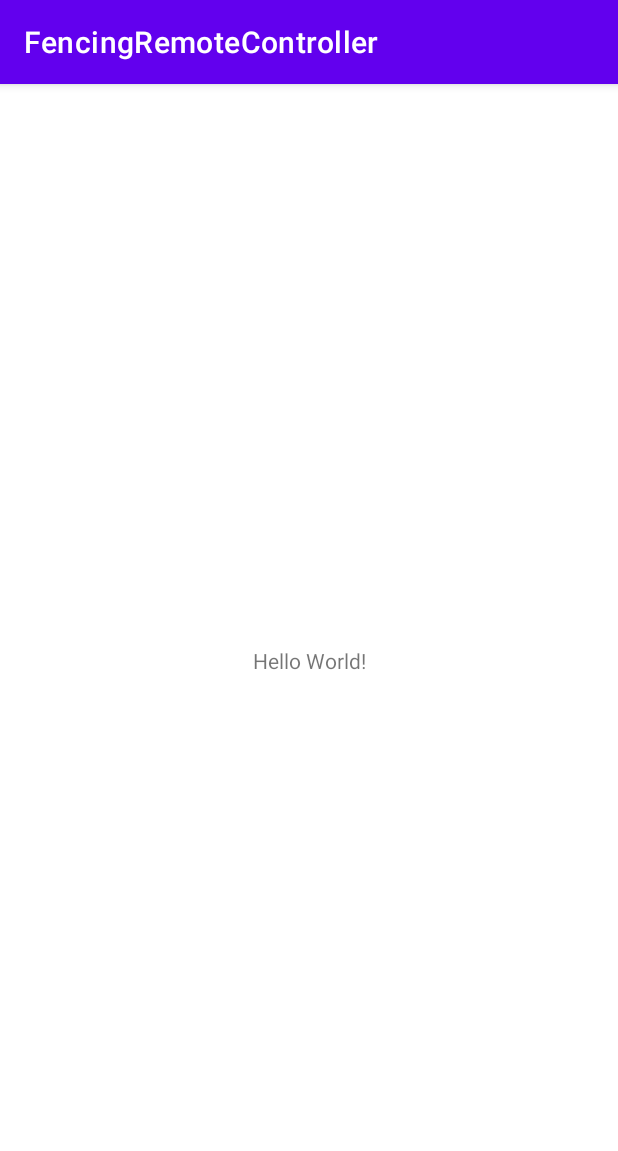
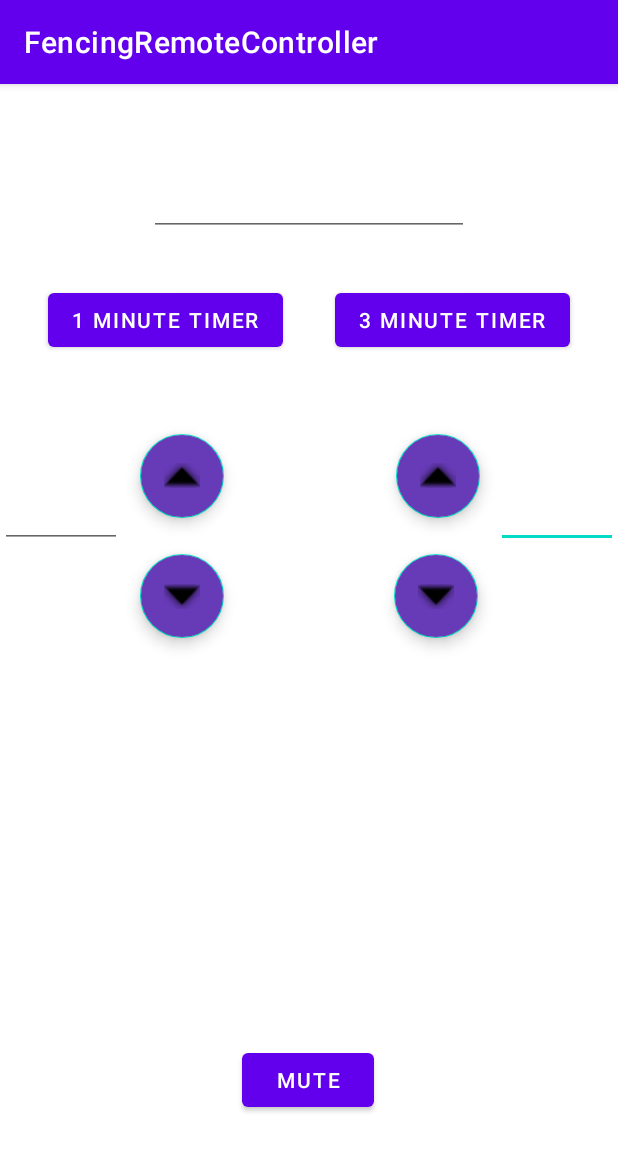
Before and after one commit to konnor-s/FencingScoringDevice, an Android app: the screen it shows after launch (MainActivity), on a phone screen of 412 x 824 dp. Shown: the top 1151 px of the screen. Run offline under Robolectric (Android 15) with nearby library versions, the light colour scheme and no system bars.

Commit message:
Adding random buttons

```diff
--- a/FencingRemoteController/app/src/main/res/layout/activity_main.xml
+++ b/FencingRemoteController/app/src/main/res/layout/activity_main.xml
@@ -6,13 +6,126 @@
     android:layout_height="match_parent"
     tools:context=".MainActivity">
 
-    <TextView
+    <EditText
+        android:id="@+id/number2"
+        android:layout_width="81dp"
+        android:layout_height="36dp"
+        android:layout_marginTop="81dp"
+        android:layout_marginBottom="448dp"
+        android:ems="10"
+        android:inputType="number"
+        app:layout_constraintBottom_toBottomOf="parent"
+        app:layout_constraintEnd_toEndOf="parent"
+        app:layout_constraintTop_toBottomOf="@+id/timer3" />
+
+    <com.google.android.material.floatingactionbutton.FloatingActionButton
+        android:id="@+id/floatingActionButton3"
         android:layout_width="wrap_content"
         android:layout_height="wrap_content"
-        android:text="Hello World!"
+        android:layout_marginStart="115dp"
+        android:layout_marginTop="52dp"
+        android:layout_marginEnd="12dp"
+        android:backgroundTint="#673AB7"
+        android:clickable="true"
+        app:layout_constraintEnd_toStartOf="@+id/number2"
+        app:layout_constraintStart_toEndOf="@+id/floatingActionButton2"
+        app:layout_constraintTop_toBottomOf="@+id/timer3"
+        app:srcCompat="@android:drawable/arrow_up_float" />
+
+    <Button
+        android:id="@+id/Mute"
+        android:layout_width="wrap_content"
+        android:layout_height="wrap_content"
+        android:layout_marginStart="162dp"
+        android:layout_marginEnd="163dp"
+        android:layout_marginBottom="80dp"
+        android:text="@string/mute"
         app:layout_constraintBottom_toBottomOf="parent"
-        app:layout_constraintLeft_toLeftOf="parent"
-        app:layout_constraintRight_toRightOf="parent"
+        app:layout_constraintEnd_toEndOf="parent"
+        app:layout_constraintStart_toStartOf="parent" />
+
+    <com.google.android.material.floatingactionbutton.FloatingActionButton
+        android:id="@+id/floatingActionButton5"
+        android:layout_width="wrap_content"
+        android:layout_height="wrap_content"
+        android:layout_marginStart="80dp"
+        android:layout_marginTop="24dp"
+        android:layout_marginEnd="10dp"
+        android:backgroundTint="#673AB7"
+        android:clickable="true"
+        app:layout_constraintEnd_toStartOf="@+id/number2"
+        app:layout_constraintHorizontal_bias="0.945"
+        app:layout_constraintStart_toEndOf="@+id/floatingActionButton4"
+        app:layout_constraintTop_toBottomOf="@+id/floatingActionButton3"
+        app:srcCompat="@android:drawable/arrow_down_float" />
+
+    <com.google.android.material.floatingactionbutton.FloatingActionButton
+        android:id="@+id/floatingActionButton2"
+        android:layout_width="wrap_content"
+        android:layout_height="wrap_content"
+        android:layout_marginStart="12dp"
+        android:layout_marginTop="52dp"
+        android:backgroundTint="#673AB7"
+        android:clickable="true"
+        app:layout_constraintStart_toEndOf="@+id/number1"
+        app:layout_constraintTop_toBottomOf="@+id/button1"
+        app:srcCompat="@android:drawable/arrow_up_float" />
+
+    <com.google.android.material.floatingactionbutton.FloatingActionButton
+        android:id="@+id/floatingActionButton4"
+        android:layout_width="wrap_content"
+        android:layout_height="wrap_content"
+        android:layout_marginStart="12dp"
+        android:layout_marginTop="24dp"
+        android:backgroundTint="#673AB7"
+        android:clickable="true"
+        app:layout_constraintStart_toEndOf="@+id/number1"
+        app:layout_constraintTop_toBottomOf="@+id/floatingActionButton2"
+        app:srcCompat="@android:drawable/arrow_down_float" />
+
+    <EditText
+        android:id="@+id/editTextTime"
+        android:layout_width="wrap_content"
+        android:layout_height="wrap_content"
+        android:layout_marginStart="101dp"
+        android:layout_marginTop="56dp"
+        android:layout_marginEnd="102dp"
+        android:ems="10"
+        android:inputType="time"
+        app:layout_constraintEnd_toEndOf="parent"
+        app:layout_constraintStart_toStartOf="parent"
         app:layout_constraintTop_toTopOf="parent" />
 
+    <Button
+        android:id="@+id/button1"
+        android:layout_width="wrap_content"
+        android:layout_height="wrap_content"
+        android:layout_marginStart="32dp"
+        android:layout_marginTop="32dp"
+        android:text="@string/timer1"
+        app:layout_constraintStart_toStartOf="parent"
+        app:layout_constraintTop_toBottomOf="@+id/editTextTime" />
+
+    <Button
+        android:id="@+id/timer3"
+        android:layout_width="wrap_content"
+        android:layout_height="wrap_content"
+        android:layout_marginTop="32dp"
+        android:layout_marginEnd="32dp"
+        android:text="@string/timer3"
+        app:layout_constraintEnd_toEndOf="parent"
+        app:layout_constraintTop_toBottomOf="@+id/editTextTime" />
+
+    <EditText
+        android:id="@+id/number1"
+        android:layout_width="81dp"
+        android:layout_height="36dp"
+        android:layout_marginTop="81dp"
+        android:layout_marginBottom="448dp"
+        android:ems="10"
+        android:inputType="number"
+        app:layout_constraintBottom_toBottomOf="parent"
+        app:layout_constraintStart_toStartOf="parent"
+        app:layout_constraintTop_toBottomOf="@+id/button1" />
+
 </androidx.constraintlayout.widget.ConstraintLayout>
--- a/FencingRemoteController/app/src/main/res/values/strings.xml
+++ b/FencingRemoteController/app/src/main/res/values/strings.xml
@@ -1,3 +1,6 @@
 <resources>
     <string name="app_name">FencingRemoteController</string>
+    <string name="mute">Mute</string>
+    <string name="timer1">1 Minute Timer</string>
+    <string name="timer3">3 Minute Timer</string>
 </resources>
```
